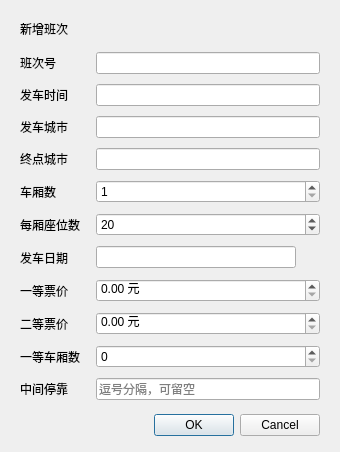
This is addtraindialog.ui in citrus-dot/QTrainTixSys as Qt 5 draws it before an edit. The edited form follows.
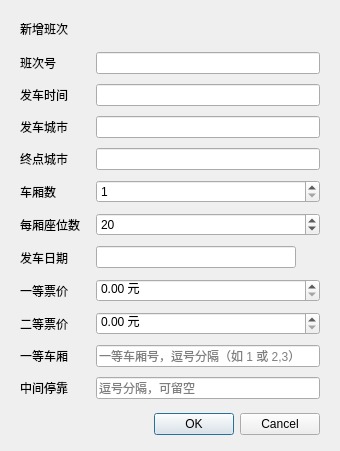
This is the edited form.

```diff
--- a/addtraindialog.ui
+++ b/addtraindialog.ui
@@ -212,14 +212,14 @@
      <item row="9" column="0">
       <widget class="QLabel" name="labelFirstClass">
        <property name="text">
-        <string>一等车厢数</string>
+        <string>一等车厢</string>
        </property>
       </widget>
      </item>
      <item row="9" column="1">
-      <widget class="QSpinBox" name="firstClassSpin">
-       <property name="maximum">
-        <number>20</number>
+      <widget class="QLineEdit" name="classEdit">
+       <property name="placeholderText">
+        <string>一等车厢号，逗号分隔（如 1 或 2,3）</string>
        </property>
       </widget>
      </item>
```
